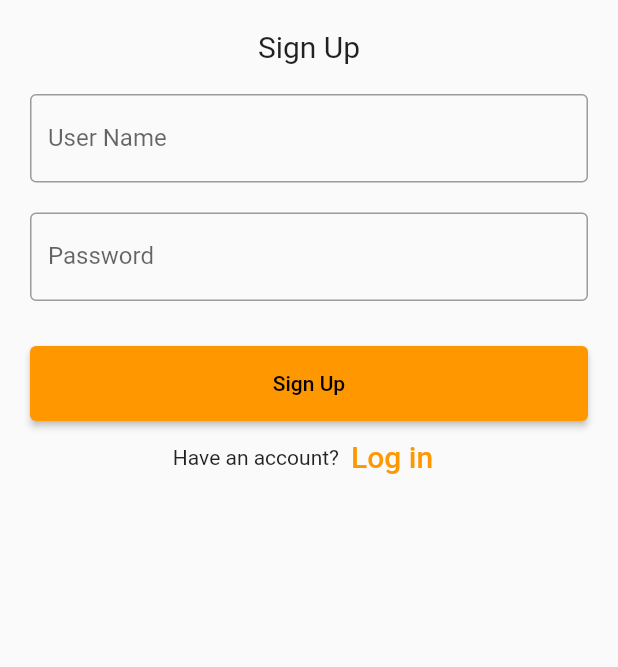
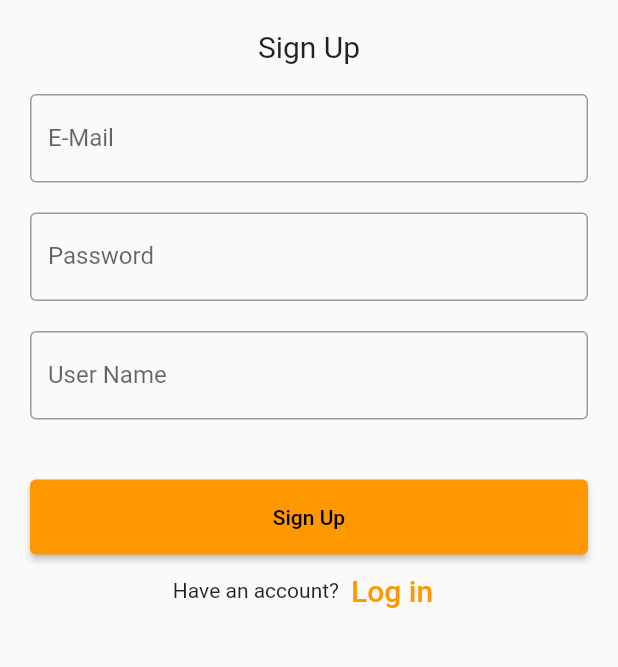
Before and after one commit to eceokutan/orienteeringApp, a Flutter app: the SignUpPage screen opened directly, after a tap on "Sign Up", on a phone screen of 412 x 824 dp, the part 83-750 px from its top. Run offline on Flutter 3.47's test engine with Material 2 defaults, Android fonts, the light colour scheme and no system bars; our stand-ins replace cloud_firestore, file_picker, firebase_auth, firebase_core, firebase_storage, flutter_native_image and 1 more; missing offline and left inert: a package; accounts and stored records are empty; network calls fail.

```diff
--- a/lib/pages/SignUpPage.dart
+++ b/lib/pages/SignUpPage.dart
@@ -16,8 +16,9 @@ class SignUpPage extends StatefulWidget {
 }
 
 class _SignUpPageState extends State<SignUpPage> {
-  TextEditingController nameController = TextEditingController();
+  TextEditingController mailController = TextEditingController();
   TextEditingController passwordController = TextEditingController();
+  TextEditingController userNameController = TextEditingController();
   @override
   Widget build(BuildContext context) {
     return Scaffold(
@@ -45,21 +46,31 @@ class _SignUpPageState extends State<SignUpPage> {
               Container(
                 padding: const EdgeInsets.all(10),
                 child: TextField(
-                  controller: nameController,
+                  controller: mailController,
                   decoration: const InputDecoration(
                     border: OutlineInputBorder(),
-                    labelText: 'User Name',
+                    labelText: 'E-Mail',
                   ),
                 ),
               ),
               Container(
-                padding: const EdgeInsets.fromLTRB(10, 10, 10, 0),
+                padding: const EdgeInsets.all(10),
                 child: TextField(
                   obscureText: true,
                   controller: passwordController,
                   decoration: const InputDecoration(
                     border: OutlineInputBorder(),
                     labelText: 'Password',
+                  ),
+                ),
+              ),
+              Container(
+                padding: const EdgeInsets.all(10),
+                child: TextField(
+                  controller: userNameController,
+                  decoration: const InputDecoration(
+                    border: OutlineInputBorder(),
+                    labelText: 'User Name',
                   ),
                 ),
               ),
@@ -73,11 +84,11 @@ class _SignUpPageState extends State<SignUpPage> {
                     child: const Text('Sign Up'),
                     onPressed: () {
                       AuthService.signUp(
-                          email: nameController.text,
+                          email: mailController.text,
                           password: passwordController.text);
 
                       //FirebaseFirestore firestore = FirebaseFirestore.instance;
-                      print(nameController.text);
+                      print(mailController.text);
                       print(passwordController.text);
                     },
                   )),
```
Also changed, not shown: lib/main.dart (+12 -4 lines), lib/pages/HomePage.dart (+13 -0 lines), lib/pages/LogInPage.dart (+27 -3 lines), lib/pages/SocialPage.dart (added, +36 -0 lines), lib/service/auth_service.dart (+29 -0 lines), 2 other files.
